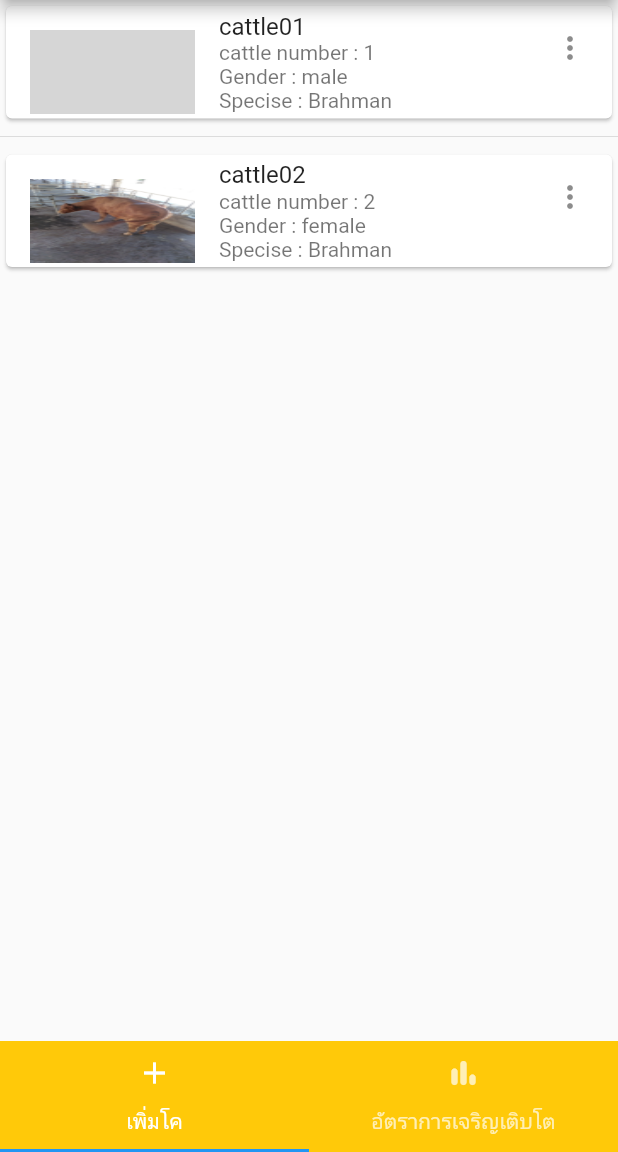
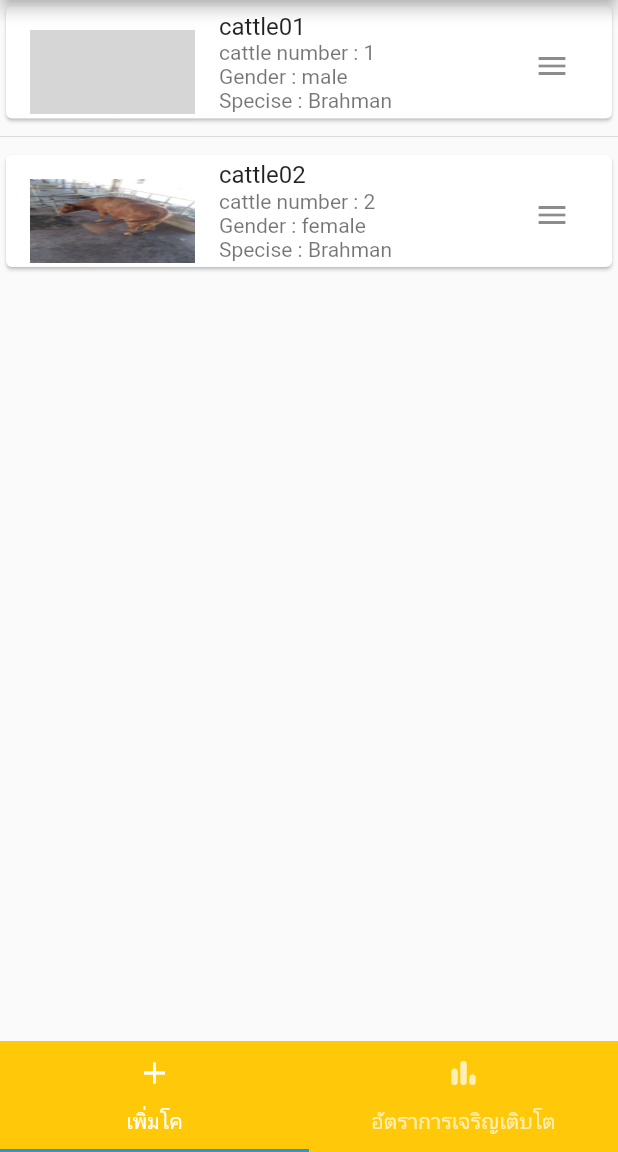
Before and after one commit to tawatchai7034/CattleWeight, a Flutter app: the screen it shows after launch, on a phone screen of 412 x 824 dp, the part 84-1236 px from its top. Run offline on Flutter 3.47's test engine with Material 2 defaults, Android fonts, the light colour scheme and no system bars; grey boxes are pictures that could not be loaded.

Commit message:
search completed

```diff
--- a/lib/Screens/CattleBox.dart
+++ b/lib/Screens/CattleBox.dart
@@ -15,10 +15,13 @@ class CattleBox extends StatelessWidget {
   Widget build(BuildContext context) {
     return Card(
       child: ListTile(
+        // แสดงภาพโค
         leading: Image.asset(img,height: 80,width: 110,fit: BoxFit.fill),
+        // แสดงชื่อโค
         title: Text(cattleName),
+        // แสดงรายละเอียดต่างๆ
         subtitle: Text('cattle number : $cattleNumber \nGender : $gender \nSpecise : $specise'),
-        trailing: Icon(Icons.more_vert),
+        trailing:IconButton(onPressed: (){}, icon: Icon(Icons.menu)),
       ));
   }
 }
--- a/lib/Screens/HomePage.dart
+++ b/lib/Screens/HomePage.dart
@@ -5,7 +5,9 @@ import 'package:cattle_weight/DataBase/ProfileDB.dart';
 import 'package:cattle_weight/convetHex.dart';
 import 'CattleBox.dart';
 
+// class ที่ใช้ในการแปลงค่าสีจากภายนอกมาใช้ใน flutter
   ConvertHex hex = new ConvertHex();
+// widget ที่แสดงส่วนของ card widget ที่ภายในจะประกอบด้วยข้อมูลโปรไฟล์ของโคแต่ละตัว
 class MyHomePage extends StatefulWidget {
   MyHomePage({Key? key, required this.title}) : super(key: key);
 
@@ -16,8 +18,9 @@ class MyHomePage extends StatefulWidget {
 }
 
 class _MyHomePageState extends State<MyHomePage> {
+  List<String> cities =[];
 
-
+//  สร้าง DateBase จำลองขึ้นมา
   List<ProfileDB> profile = [
     ProfileDB(01, "cattle01", "male", "Brahman", "assets/images/cattle01.jpg"),
     ProfileDB(
@@ -34,12 +37,13 @@ class _MyHomePageState extends State<MyHomePage> {
         // search icon
         actions: [
           IconButton(onPressed: (){
-            // รอ ฟังชันก์
-            // showSearch(context: context,delegate: Search());
+            showSearch(context: context, delegate: DataSearch());
           }, icon: Icon(Icons.search))
         ],
       ),
+      // drawer: Drawer(),
       body: ListView.separated(
+        // สร้าง card widget ตามจำนวนโคที่อยู่ใน dataBase
           itemBuilder: (BuildContext context, int index) {
             ProfileDB listProfile = profile[index];
             return CattleBox(
@@ -64,6 +68,7 @@ class TapbarView extends StatefulWidget {
   _TapbarViewState createState() => _TapbarViewState();
 }
 
+// widget ที่แสดงส่วนของ TapฺBarView โดยดึงข้อมูลมาจาก MyHomePage
 class _TapbarViewState extends State<TapbarView> {
   @override
   Widget build(BuildContext context) {
@@ -83,6 +88,7 @@ class _TapbarViewState extends State<TapbarView> {
           ),
           bottomNavigationBar: TabBar(
             tabs: [
+              // ตั้งค่าเมนูภายใน  TapBar View
               Tab(
                 icon: Icon(Icons.add),
                 text:"เพิ่มโค",
--- a/lib/Screens/Search.dart
+++ b/lib/Screens/Search.dart
@@ -1,13 +1,29 @@
-import 'dart:html';
+// class ของ เมนูค้นหาในหน้า home page
+import 'package:flutter/material.dart';
+import 'package:cattle_weight/DataBase/ProfileDB.dart';
 
-import 'package:flutter/material.dart';
+class DataSearch extends SearchDelegate<String> {
+  // สร้าง card widget ตามจำนวนโคที่อยู่ใน dataBase
+  List<String> recentCities = ["cattle01", "cattle02", "cattle03", "cattle04"];
+  List<String> cities = [
+    "cattle01",
+    "cattle02",
+    "banana",
+    "yellow",
+    "mango",
+    "fish",
+    "quist",
+    "exit",
+    "day",
+    "ant",
+    "univercity",
+    "zero"
+  ];
+  List<ProfileDB> profile = [];
 
-import 'package:flutter/material.dart';
-
-class Search extends SearchDelegate<String> {
   @override
   List<Widget> buildActions(BuildContext context) {
-    // TODO: การทำงานเมื่อกด Search icon
+    // ปุ่มรีเซ็ตข้อความ
     return [
       IconButton(
           onPressed: () {
@@ -19,7 +35,7 @@ class Search extends SearchDelegate<String> {
 
   @override
   Widget buildLeading(BuildContext context) {
-    // TODO: implement buildLeading
+    // ปุ่มกลับไปยังหน้า home page
     return IconButton(
         onPressed: () {
           Navigator.pop(context);
@@ -28,17 +44,65 @@ class Search extends SearchDelegate<String> {
   }
 
   late String selectResult;
+
   @override
   Widget buildResults(BuildContext context) {
-    // TODO: implement buildResults
+    // เมื่อเลือกชื่อที่ต้องการเจอแล้วจะให้ทำอะไรต่อหรือกระโดดไปหน้าไหน
+    // throw UnimplementedError();
     return Container(
-      child: Center(child: Text(selectResult)),
+      child: Center(
+        child: Text(selectResult),
+      ),
     );
   }
 
   @override
   Widget buildSuggestions(BuildContext context) {
-    // TODO: แสดงการทำงานตาม function ต่อไปนี้
-    throw UnimplementedError();
+    // แสดงรายการที่ค้นหน้าและรับรายการที่ค้นหา
+
+    List<String> suggestionList = query.isEmpty
+        ? recentCities
+        : cities.where((p) => p.startsWith(query)).toList();
+
+    // ? suggestionList = cities
+    // : suggestionList
+    //     .addAll(recentCities.where((element) => element.contains(query)));
+
+    return ListView.builder(
+      itemBuilder: (BuildContext context, int index) {
+        // ProfileDB listProfile = profile[index];
+        return ListTile(
+          leading: Icon(Icons.search),
+          title: RichText(
+            text: TextSpan(
+              // ตัวอักษรที่กำลังพิมพ์
+                text: suggestionList[index].substring(0, query.length),
+                style:
+                    TextStyle(color: Colors.black, fontWeight: FontWeight.bold),
+                children: [
+                  TextSpan(
+                    // รายการหรือที่มีอยู่ใน dataBase
+                      text: suggestionList[index].substring(query.length),
+                      style: TextStyle(
+                        color: Colors.grey,
+                      )),
+                ]),
+          ),
+          onTap: () {
+            // เมื่อเลือกรายการแล้วจะทำงานตามฟังก์ชันนี้
+            selectResult = suggestionList[index];
+            showResults(context);
+          },
+
+          // leading: Icon(Icons.search),
+          // title: Text(suggestionList[index]),
+          // onTap: () {
+          //   selectResult = suggestionList[index];
+          //   showResults(context);
+          // },
+        );
+      },
+      itemCount: suggestionList.length,
+    );
   }
 }
```
